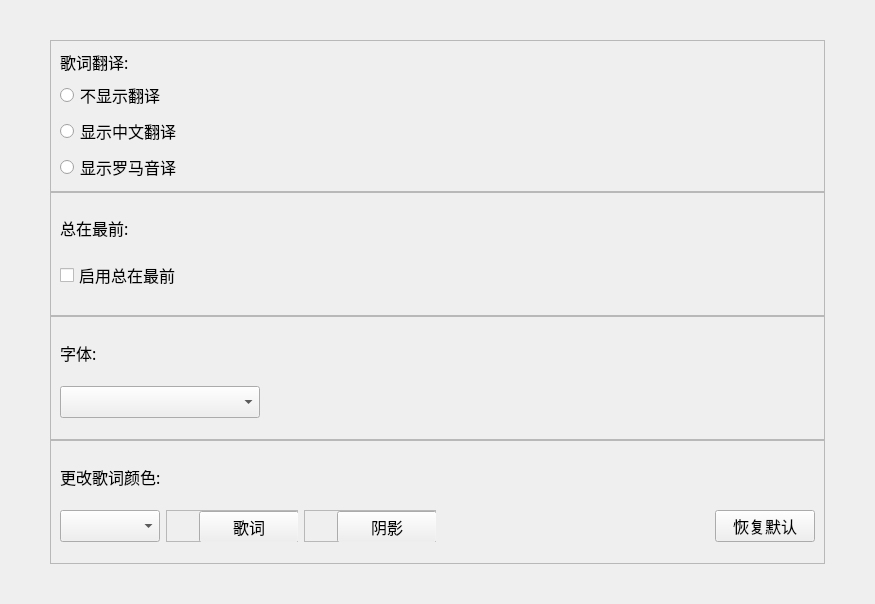
Mai-icy/Spotify-lyrics-window, file SpotifyLyricWindow/resource/ui/ui_file/LyricsSettingsPage.ui: the form before one commit.
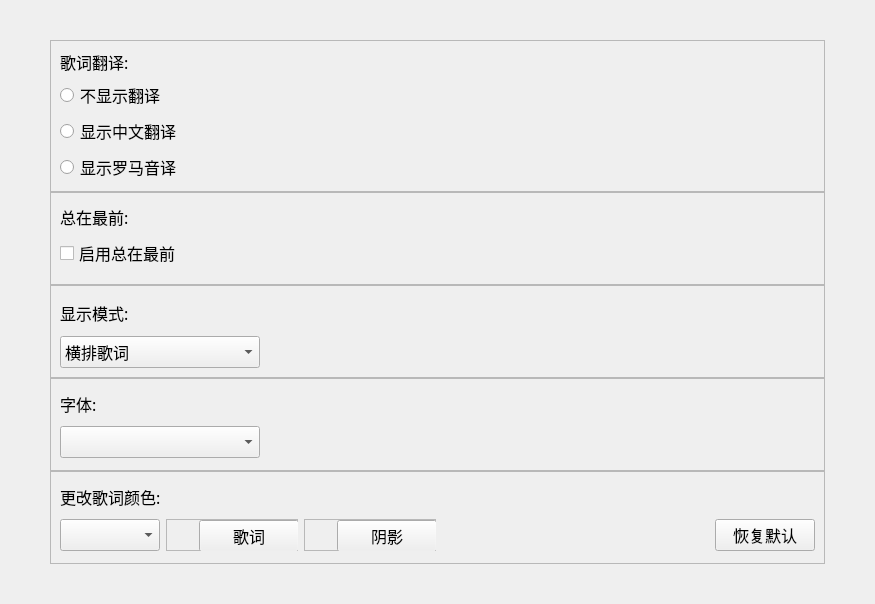
The form after the commit.

Patch:
```diff
--- a/SpotifyLyricWindow/resource/ui/ui_file/LyricsSettingsPage.ui
+++ b/SpotifyLyricWindow/resource/ui/ui_file/LyricsSettingsPage.ui
@@ -35,7 +35,7 @@
    <property name="spacing">
     <number>0</number>
    </property>
-   <item row="3" column="0">
+   <item row="6" column="0">
     <widget class="QFrame" name="change_color_frame">
      <property name="frameShape">
       <enum>QFrame::StyledPanel</enum>
@@ -299,7 +299,7 @@
      </layout>
     </widget>
    </item>
-   <item row="2" column="0">
+   <item row="4" column="0">
     <widget class="QFrame" name="font_frame">
      <property name="frameShape">
       <enum>QFrame::StyledPanel</enum>
@@ -343,7 +343,7 @@
      </layout>
     </widget>
    </item>
-   <item row="1" column="0">
+   <item row="2" column="0">
     <widget class="QFrame" name="always_front_frame">
      <property name="frameShape">
       <enum>QFrame::StyledPanel</enum>
@@ -375,6 +375,51 @@
      </layout>
     </widget>
    </item>
+   <item row="3" column="0">
+    <widget class="QFrame" name="display_mode_frame">
+     <property name="frameShape">
+      <enum>QFrame::StyledPanel</enum>
+     </property>
+     <property name="frameShadow">
+      <enum>QFrame::Raised</enum>
+     </property>
+     <layout class="QVBoxLayout" name="display_mode_verticalLayout">
+      <item>
+       <widget class="QLabel" name="display_mode_label">
+        <property name="text">
+         <string>显示模式:</string>
+        </property>
+       </widget>
+      </item>
+      <item>
+       <widget class="QComboBox" name="display_mode_comboBox">
+        <property name="minimumSize">
+         <size>
+          <width>0</width>
+          <height>32</height>
+         </size>
+        </property>
+        <property name="maximumSize">
+         <size>
+          <width>200</width>
+          <height>16777215</height>
+         </size>
+        </property>
+        <item>
+         <property name="text">
+          <string>横排歌词</string>
+         </property>
+        </item>
+        <item>
+         <property name="text">
+          <string>竖排歌词</string>
+         </property>
+        </item>
+       </widget>
+      </item>
+     </layout>
+    </widget>
+   </item>
   </layout>
  </widget>
  <resources/>
```
